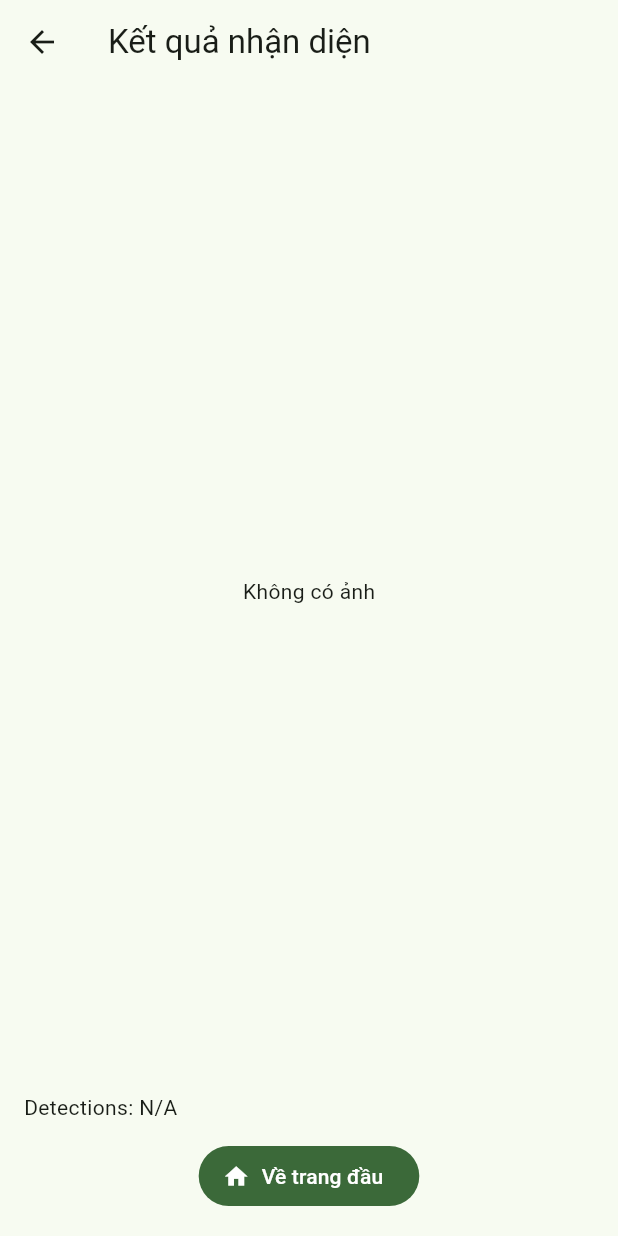
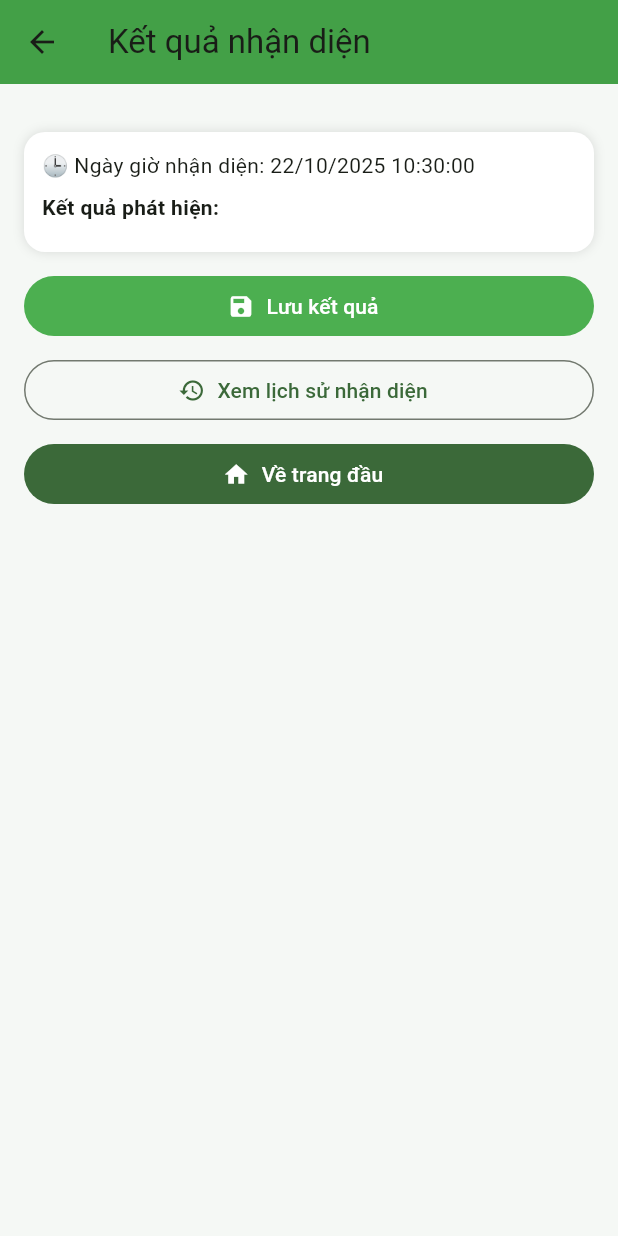
Before and after one commit to duydo2823/doan, a Flutter app: the ResultPage screen opened by its route, on a phone screen of 412 x 824 dp. Run offline on Flutter 3.47's test engine with Material 3 defaults, Android fonts, the phone set to English and light mode, and no system bars; our stand-ins replace image_picker, shared_preferences; accounts and stored records are empty.

```diff
--- a/lib/main.dart
+++ b/lib/main.dart
@@ -1,6 +1,7 @@
 import 'package:flutter/material.dart';
 import 'pages/detect_intro_page.dart';
 import 'pages/result_page.dart';
+import 'pages/history_page.dart'; // ✅ Thêm dòng này
 
 void main() {
   runApp(const MyApp());
@@ -23,6 +24,7 @@ class MyApp extends StatelessWidget {
         '/': (_) => const HomePage(),
         DetectIntroPage.routeName: (_) => const DetectIntroPage(),
         ResultPage.routeName: (_) => const ResultPage(),
+        '/history': (_) => const HistoryPage(), // ✅ Route cho trang lịch sử
       },
     );
   }
@@ -85,6 +87,8 @@ class HomePage extends StatelessWidget {
                       style: TextStyle(fontSize: 15, color: Colors.black87, height: 1.4),
                     ),
                     const SizedBox(height: 24),
+
+                    // 🔹 Nút Bắt đầu nhận diện
                     FilledButton.icon(
                       icon: const Icon(Icons.camera_alt),
                       label: const Text('Bắt đầu nhận diện'),
@@ -97,10 +101,14 @@ class HomePage extends StatelessWidget {
                           Navigator.pushNamed(context, DetectIntroPage.routeName),
                     ),
                     const SizedBox(height: 12),
+
+                    // 🔹 Nút Xem tất cả bệnh
                     OutlinedButton.icon(
                       icon: const Icon(Icons.list_alt_outlined),
                       label: const Text('Xem tất cả bệnh'),
-                      onPressed: () {}, // TODO: mở danh sách bệnh (sau này)
+                      onPressed: () {
+                        Navigator.pushNamed(context, '/history'); // ✅ mở trang lịch sử
+                      },
                       style: OutlinedButton.styleFrom(
                         minimumSize: const Size(double.infinity, 48),
                         foregroundColor: Colors.green.shade800,
--- a/lib/pages/result_page.dart
+++ b/lib/pages/result_page.dart
@@ -1,49 +1,160 @@
 import 'dart:io';
 import 'dart:typed_data';
 import 'package:flutter/material.dart';
+import 'package:intl/intl.dart';
+import '../services/history_storage.dart';
+import 'history_page.dart';
 
 class ResultPage extends StatelessWidget {
   static const routeName = '/result';
   const ResultPage({super.key});
 
+  static const Map<String, Map<String, String>> kDiseaseGuide = {
+    'Cercospora': {
+      'vi': 'Đốm mắt cua (Cercospora)',
+      'tip':
+      '💡 Cắt bỏ lá nặng, dọn tán, giảm ẩm. Phun luân phiên thuốc gốc đồng hoặc triazole, bổ sung vi lượng Ca/Mg/Bo.'
+    },
+    'Miner': {
+      'vi': 'Sâu đục lá (Leaf miner)',
+      'tip':
+      '💡 Ngắt lá bệnh nặng, đặt bẫy vàng dính. Phun Abamectin/Spinosad khi sâu non, hạn chế thuốc tràn lan.'
+    },
+    'Phoma': {
+      'vi': 'Thán thư (Phoma)',
+      'tip':
+      '💡 Cắt lá bệnh, phun Mancozeb/Chlorothalonil/Difenoconazole. Giữ vườn thông thoáng, tránh ẩm.'
+    },
+    'Rust': {
+      'vi': 'Rỉ sắt lá (Rust)',
+      'tip':
+      '💡 Thu gom lá bệnh, phun thuốc gốc đồng hoặc triazole. Bón phân cân đối, giảm đạm, tăng kali.'
+    },
+    'Healthy': {
+      'vi': 'Lá khoẻ mạnh',
+      'tip': '👍 Không phát hiện bệnh. Duy trì chăm sóc tốt, theo dõi định kỳ.'
+    },
+  };
+
   @override
   Widget build(BuildContext context) {
     final args = ModalRoute.of(context)?.settings.arguments as Map?;
-    final String? rawPath = args?['rawPath'] as String?;
-    final Uint8List? annotated = args?['annotated'] as Uint8List?;
-    final Map<String, dynamic>? detections =
-    (args?['detections'] as Map?)?.cast<String, dynamic>();
+    final String? rawPath = args?['rawPath'];
+    final Uint8List? annotated = args?['annotated'];
+    final Map<String, dynamic>? det = (args?['detections'] as Map?)?.cast<String, dynamic>();
+
+    final List detections = (det?['detections'] is List) ? det!['detections'] as List : const [];
+    final double? latency = (det?['latency_ms'] is num) ? (det!['latency_ms'] as num).toDouble() : null;
+
+    // thời gian nhận diện
+    final now = DateTime.now();
+    final formatted = DateFormat('dd/MM/yyyy HH:mm:ss').format(now);
+
+    // bệnh có độ tin cậy cao nhất
+    String topCls = 'Không rõ';
+    double topScore = 0;
+    if (detections.isNotEmpty) {
+      final best = detections.reduce((a, b) => (a['score'] ?? 0) > (b['score'] ?? 0) ? a : b);
+      topCls = best['cls'] ?? 'Unknown';
+      topScore = (best['score'] ?? 0).toDouble();
+    }
 
     return Scaffold(
-      appBar: AppBar(title: const Text('Kết quả nhận diện')),
-      body: Padding(
-        padding: const EdgeInsets.all(16.0),
+      appBar: AppBar(
+        title: const Text('Kết quả nhận diện'),
+        backgroundColor: const Color(0xFF43A047),
+      ),
+      backgroundColor: const Color(0xFFF5F8F5),
+      body: SingleChildScrollView(
+        padding: const EdgeInsets.all(16),
         child: Column(
+          crossAxisAlignment: CrossAxisAlignment.stretch,
           children: [
-            Expanded(
-              child: ClipRRect(
-                borderRadius: BorderRadius.circular(12),
-                child: annotated != null
-                    ? Image.memory(annotated, fit: BoxFit.contain)
-                    : (rawPath != null
-                    ? Image.file(File(rawPath), fit: BoxFit.contain)
-                    : const Center(child: Text('Không có ảnh'))),
+            ClipRRect(
+              borderRadius: BorderRadius.circular(16),
+              child: annotated != null
+                  ? Image.memory(annotated)
+                  : (rawPath != null ? Image.file(File(rawPath)) : const SizedBox.shrink()),
+            ),
+            const SizedBox(height: 16),
+            _infoCard(
+              Column(
+                crossAxisAlignment: CrossAxisAlignment.start,
+                children: [
+                  Text('🕒 Ngày giờ nhận diện: $formatted'),
+                  if (latency != null)
+                    Text('⏱ Thời gian xử lý: ${latency.toStringAsFixed(2)} ms'),
+                  const SizedBox(height: 8),
+                  const Text('Kết quả phát hiện:',
+                      style: TextStyle(fontWeight: FontWeight.bold)),
+                  const SizedBox(height: 8),
+                  for (final d in detections)
+                    ListTile(
+                      contentPadding: EdgeInsets.zero,
+                      title: Text(
+                        kDiseaseGuide[d['cls']]?['vi'] ?? d['cls'],
+                        style: const TextStyle(fontWeight: FontWeight.w600),
+                      ),
+                      subtitle: Text(
+                          'Độ tin cậy: ${(d['score'] ?? 0).toStringAsFixed(2)}\n${kDiseaseGuide[d['cls']]?['tip'] ?? ''}'),
+                    ),
+                ],
               ),
             ),
             const SizedBox(height: 12),
-            Align(
-              alignment: Alignment.centerLeft,
-              child: Text('Detections: ${detections ?? "N/A"}'),
+
+            FilledButton.icon(
+              onPressed: () async {
+                await DetectionHistoryStorage.addRecord({
+                  'time': formatted,
+                  'cls': topCls,
+                  'score': topScore.toStringAsFixed(2),
+                  'latency': latency?.toStringAsFixed(2) ?? '',
+                  'path': rawPath ?? '',
+                });
+                if (context.mounted) {
+                  ScaffoldMessenger.of(context).showSnackBar(
+                    const SnackBar(content: Text('✅ Đã lưu kết quả vào lịch sử')),
+                  );
+                }
+              },
+              icon: const Icon(Icons.save),
+              label: const Text('Lưu kết quả'),
+              style: FilledButton.styleFrom(backgroundColor: Colors.green),
             ),
-            const SizedBox(height: 12),
+
+            const SizedBox(height: 8),
+            OutlinedButton.icon(
+              icon: const Icon(Icons.history),
+              label: const Text('Xem lịch sử nhận diện'),
+              onPressed: () => Navigator.push(
+                context,
+                MaterialPageRoute(builder: (_) => const HistoryPage()),
+              ),
+            ),
+
+            const SizedBox(height: 8),
             FilledButton.icon(
+              onPressed: () =>
+                  Navigator.popUntil(context, (route) => route.isFirst),
               icon: const Icon(Icons.home),
               label: const Text('Về trang đầu'),
-              onPressed: () => Navigator.popUntil(context, (r) => r.isFirst),
             ),
           ],
         ),
       ),
     );
   }
+
+  Widget _infoCard(Widget child) {
+    return Container(
+      padding: const EdgeInsets.all(12),
+      decoration: BoxDecoration(
+        color: Colors.white,
+        borderRadius: BorderRadius.circular(14),
+        boxShadow: const [BoxShadow(color: Colors.black12, blurRadius: 6)],
+      ),
+      child: child,
+    );
+  }
 }
--- a/pubspec.yaml
+++ b/pubspec.yaml
@@ -37,10 +37,12 @@ dependencies:
   image_picker: ^1.2.0
   web_socket_channel: ^2.4.0
   uuid: ^4.4.2
+  intl: ^0.20.2
+
 dev_dependencies:
   flutter_test:
     sdk: flutter
-
+  shared_preferences: ^2.2.3
   # The "flutter_lints" package below contains a set of recommended lints to
   # encourage good coding practices. The lint set provided by the package is
   # activated in the `analysis_options.yaml` file located at the root of your
```
Also changed, not shown: lib/pages/history_page.dart (added, +75 -0 lines), lib/services/history_storage.dart (added, +27 -0 lines), pubspec.lock, 1 other file.
